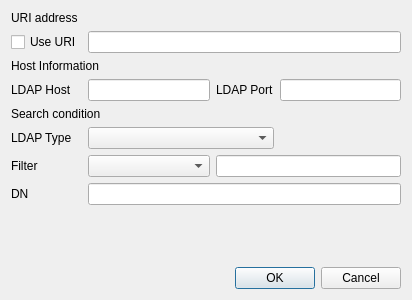
First picture: the form in CAMan/get_ldap_dlg.ui, repository jykim74/CertMan, before the edit.
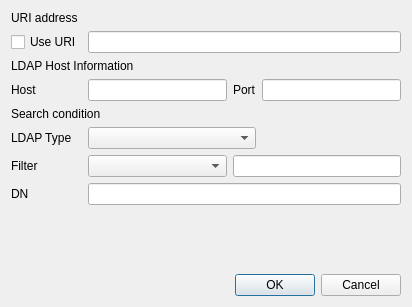
Second picture: the form after the edit.

```diff
--- a/CAMan/get_ldap_dlg.ui
+++ b/CAMan/get_ldap_dlg.ui
@@ -7,7 +7,7 @@
     <x>0</x>
     <y>0</y>
     <width>412</width>
-    <height>300</height>
+    <height>307</height>
    </rect>
   </property>
   <property name="windowTitle">
@@ -24,14 +24,14 @@
    <item row="3" column="2">
     <widget class="QLabel" name="label_4">
      <property name="text">
-      <string>LDAP Port</string>
+      <string>Port</string>
      </property>
     </widget>
    </item>
    <item row="2" column="0" colspan="2">
     <widget class="QLabel" name="label_2">
      <property name="text">
-      <string>Host Information</string>
+      <string>LDAP Host Information</string>
      </property>
     </widget>
    </item>
@@ -48,7 +48,7 @@
    <item row="3" column="0">
     <widget class="QLabel" name="label_3">
      <property name="text">
-      <string>LDAP Host</string>
+      <string>Host</string>
      </property>
     </widget>
    </item>
```
